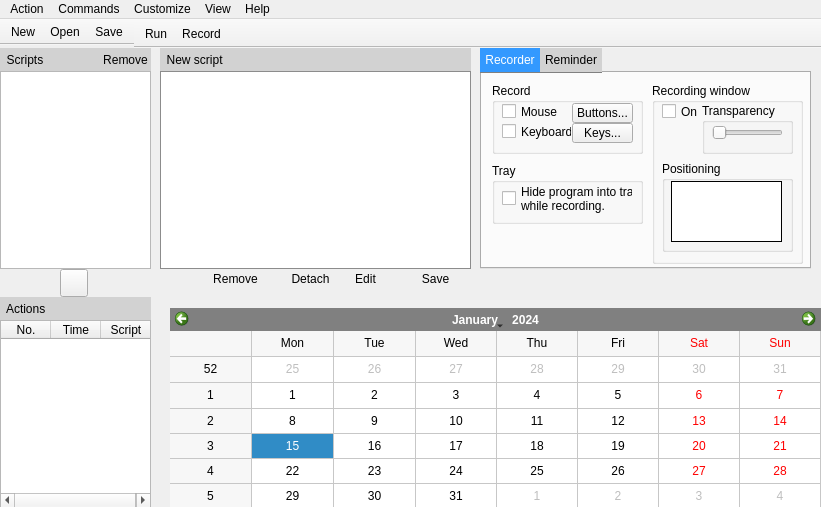
Qt form DoForMe!/mainwin.ui (jajcek/DoForMe) before a commit.
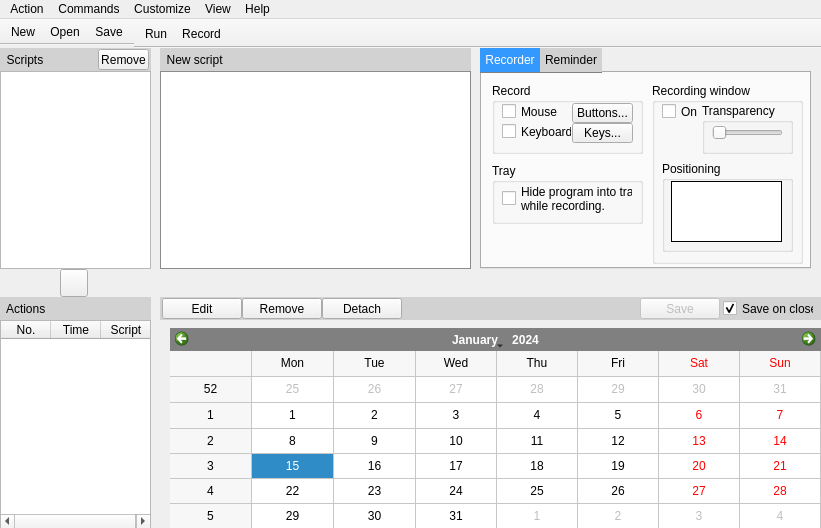
The same form after that commit. Icons and pictures are not drawn.

Commit message: save on close functionality

Patch:
```diff
--- a/DoForMe!/mainwin.ui
+++ b/DoForMe!/mainwin.ui
@@ -7,7 +7,7 @@
     <x>0</x>
     <y>0</y>
     <width>821</width>
-    <height>507</height>
+    <height>528</height>
    </rect>
   </property>
   <property name="windowTitle">
@@ -34,7 +34,7 @@
     <property name="geometry">
      <rect>
       <x>170</x>
-      <y>260</y>
+      <y>280</y>
       <width>651</width>
       <height>201</height>
      </rect>
@@ -490,7 +490,7 @@
    <widget class="QToolButton" name="toolButton_2">
     <property name="geometry">
      <rect>
-      <x>100</x>
+      <x>98</x>
       <y>1</y>
       <width>51</width>
       <height>21</height>
@@ -503,7 +503,7 @@
      <string>Remove</string>
     </property>
     <property name="autoRaise">
-     <bool>true</bool>
+     <bool>false</bool>
     </property>
    </widget>
    <widget class="QLabel" name="label_5">
@@ -523,25 +523,6 @@
      <string>  Actions</string>
     </property>
    </widget>
-   <widget class="QToolButton" name="removeButton">
-    <property name="geometry">
-     <rect>
-      <x>210</x>
-      <y>220</y>
-      <width>51</width>
-      <height>21</height>
-     </rect>
-    </property>
-    <property name="styleSheet">
-     <string notr="true"/>
-    </property>
-    <property name="text">
-     <string>Remove</string>
-    </property>
-    <property name="autoRaise">
-     <bool>true</bool>
-    </property>
-   </widget>
    <widget class="QToolButton" name="addActionButton">
     <property name="enabled">
      <bool>true</bool>
@@ -623,32 +604,13 @@
      <string>  New script</string>
     </property>
    </widget>
-   <widget class="QToolButton" name="detachButton">
-    <property name="geometry">
-     <rect>
-      <x>290</x>
-      <y>220</y>
-      <width>41</width>
-      <height>21</height>
-     </rect>
-    </property>
-    <property name="styleSheet">
-     <string notr="true"/>
-    </property>
-    <property name="text">
-     <string>Detach</string>
-    </property>
-    <property name="autoRaise">
-     <bool>true</bool>
-    </property>
-   </widget>
    <widget class="QTableWidget" name="actionsTable">
     <property name="geometry">
      <rect>
       <x>0</x>
       <y>272</y>
       <width>151</width>
-      <height>188</height>
+      <height>209</height>
      </rect>
     </property>
     <property name="styleSheet">
@@ -732,12 +694,29 @@
      </property>
     </column>
    </widget>
+   <widget class="QLabel" name="label_6">
+    <property name="geometry">
+     <rect>
+      <x>160</x>
+      <y>249</y>
+      <width>661</width>
+      <height>23</height>
+     </rect>
+    </property>
+    <property name="styleSheet">
+     <string notr="true">background-color: rgb( 210, 210, 210 );
+color: black;</string>
+    </property>
+    <property name="text">
+     <string/>
+    </property>
+   </widget>
    <widget class="QToolButton" name="editButton">
     <property name="geometry">
      <rect>
-      <x>340</x>
-      <y>220</y>
-      <width>51</width>
+      <x>162</x>
+      <y>250</y>
+      <width>80</width>
       <height>21</height>
      </rect>
     </property>
@@ -748,15 +727,56 @@
      <string>Edit</string>
     </property>
     <property name="autoRaise">
-     <bool>true</bool>
+     <bool>false</bool>
+    </property>
+   </widget>
+   <widget class="QToolButton" name="detachButton">
+    <property name="geometry">
+     <rect>
+      <x>322</x>
+      <y>250</y>
+      <width>80</width>
+      <height>21</height>
+     </rect>
+    </property>
+    <property name="styleSheet">
+     <string notr="true"/>
+    </property>
+    <property name="text">
+     <string>Detach</string>
+    </property>
+    <property name="autoRaise">
+     <bool>false</bool>
+    </property>
+   </widget>
+   <widget class="QToolButton" name="removeButton">
+    <property name="geometry">
+     <rect>
+      <x>242</x>
+      <y>250</y>
+      <width>80</width>
+      <height>21</height>
+     </rect>
+    </property>
+    <property name="styleSheet">
+     <string notr="true"/>
+    </property>
+    <property name="text">
+     <string>Remove</string>
+    </property>
+    <property name="autoRaise">
+     <bool>false</bool>
     </property>
    </widget>
    <widget class="QToolButton" name="saveButton">
+    <property name="enabled">
+     <bool>false</bool>
+    </property>
     <property name="geometry">
      <rect>
-      <x>410</x>
-      <y>220</y>
-      <width>51</width>
+      <x>640</x>
+      <y>250</y>
+      <width>80</width>
       <height>21</height>
      </rect>
     </property>
@@ -767,6 +787,22 @@
      <string>Save</string>
     </property>
     <property name="autoRaise">
+     <bool>false</bool>
+    </property>
+   </widget>
+   <widget class="QCheckBox" name="saveOnCloseCheck">
+    <property name="geometry">
+     <rect>
+      <x>723</x>
+      <y>252</y>
+      <width>91</width>
+      <height>17</height>
+     </rect>
+    </property>
+    <property name="text">
+     <string>Save on close</string>
+    </property>
+    <property name="checked">
      <bool>true</bool>
     </property>
    </widget>
```
Left out of the diff: 19 changed lines with no effect on the pictures. The commit also changes 3 other files.
